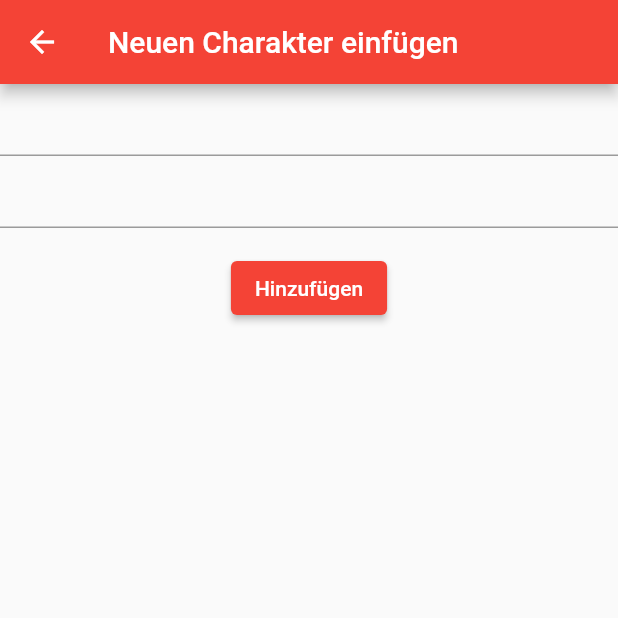
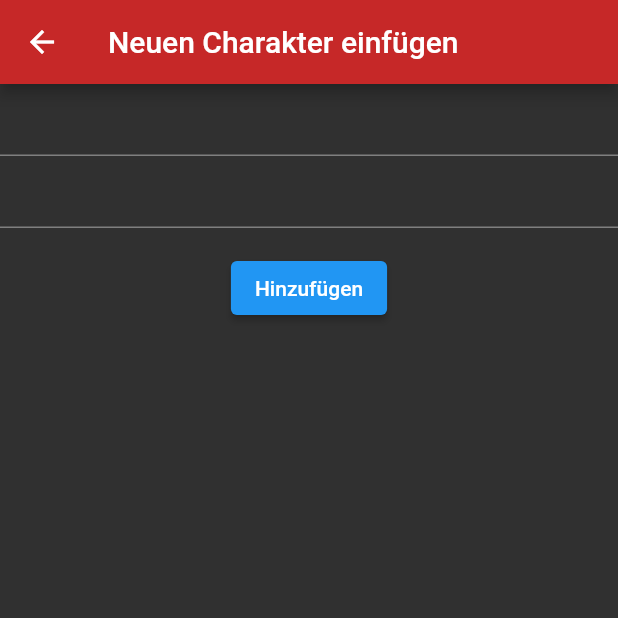
Before and after one commit to FSchierok/dndIntTracker, a Flutter app: the screen it shows after launch, after a tap on the "add" icon, on a phone screen of 412 x 824 dp, the top half of it. Run offline on Flutter 3.47's test engine with Material 2 defaults, Android fonts, the phone set to English and light mode, and no system bars.

Commit message:
export dataClasses to db.dart

```diff
--- a/dnd_init_tracker/lib/main.dart
+++ b/dnd_init_tracker/lib/main.dart
@@ -1,4 +1,5 @@
 import 'package:flutter/material.dart';
+import "db.dart" as db;
 
 void main() {
   runApp(MyApp());
@@ -12,7 +13,9 @@ class MyApp extends StatelessWidget {
     return MaterialApp(
       title: 'D&D InitTracker',
       theme: ThemeData(
-        primarySwatch: Colors.red,
+        primaryColor: Colors.red[800],
+        brightness: Brightness.dark,
+        buttonTheme: ButtonThemeData(),
       ),
       home: homeScreen,
     );
@@ -37,7 +40,22 @@ class _InitListState extends State<InitList> {
           ],
         ),
         body: _buildCharList(),
-      floatingActionButton: FloatingActionButton(
+        floatingActionButton: Container(
+          child: Row(
+            children: [
+              Spacer(flex: 1),
+              FloatingActionButton.extended(
+                  onPressed: () => {
+                        setState(() {
+                          listHandler.next();
+                        })
+                      },
+                  heroTag: null,
+                  label: const Text("Nächste Runde")),
+              Spacer(
+                flex: 6,
+              ),
+              FloatingActionButton(
                 onPressed: () => {
                   setState(() {
                     _addChar();
@@ -45,8 +63,11 @@ class _InitListState extends State<InitList> {
                 },
                 tooltip: "Neuen Charakter einfügen",
                 child: const Icon(Icons.add),
+                heroTag: null,
               ),
-    );
+            ],
+          ),
+        ));
   }
 
   Widget _buildCharList() {
@@ -64,7 +85,7 @@ class _InitListState extends State<InitList> {
     }
   }
 
-  Widget _buildRow(Char char) {
+  Widget _buildRow(db.Char char) {
     return ListTile(
       title: Text(char.name),
       subtitle: Text(char.init.toString()),
@@ -83,36 +104,6 @@ class _InitListState extends State<InitList> {
     }));
     setState(() {});
   }
-}
-
-class Char {
-  String name;
-  int init;
-
-  Char(String name, int init) {
-    this.name = name;
-    this.init = init;
-  }
-}
-
-class Char2 {
-  String name;
-  int initiative;
-  bool blinded;
-  bool charmed;
-  bool deafend;
-  bool frightend;
-  bool grappled;
-  bool incapacitated;
-  bool invisible;
-  bool paralyzed;
-  bool petrified;
-  bool poisoned;
-  bool prone;
-  bool restrained;
-  bool stunned;
-  bool unconscious;
-  int exhaustion;
 }
 
 class MyCustomForm extends StatefulWidget {
@@ -169,18 +160,18 @@ class MyCustomFormState extends State<MyCustomForm> {
 }
 
 class CharListHandler {
-  List<Char> _charList;
+  List<db.Char> _charList;
 
   CharListHandler() {
     this._charList = [];
   }
 
   void addChar(String name, int init) {
-    _charList.add(Char(name, init));
+    _charList.add(db.Char(name, init));
     _sortList();
   }
 
-  List<Char> getList() {
+  List<db.Char> getList() {
     return _charList;
   }
 
@@ -192,7 +183,7 @@ class CharListHandler {
   }
 
   void deleteList() {
-    _charList = <Char>[];
+    _charList = <db.Char>[];
   }
 
   void _sortList() {
```
Also changed, not shown: dnd_init_tracker/lib/db.dart (added, +29 -0 lines). Lines whose indentation alone changed are shown as unchanged.
